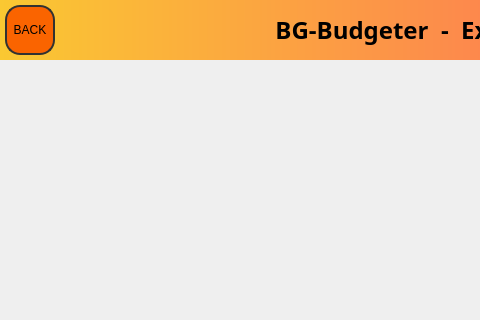
BenSGrant/BG-Budgeter, file QtUiFiles/budgeter.ui: the form before one commit; both pictures show x 0 to 480 and y 0 to 320 of the 900 by 600 pixel window.
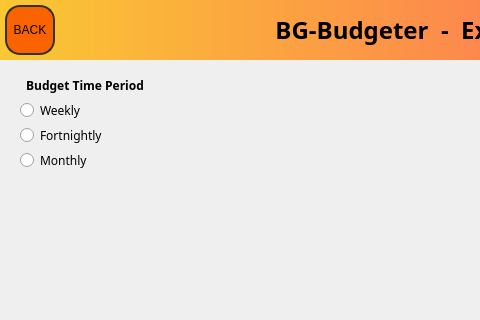
The form after the commit. The open tabs and pages were chosen to show the change.

Commit message: options page features

The edit to the form file:
```diff
--- a/QtUiFiles/budgeter.ui
+++ b/QtUiFiles/budgeter.ui
@@ -431,6 +431,84 @@
       <string>BACK</string>
      </property>
     </widget>
+    <widget class="QRadioButton" name="weeklyBudgetRadioButton">
+     <property name="geometry">
+      <rect>
+       <x>20</x>
+       <y>100</y>
+       <width>100</width>
+       <height>20</height>
+      </rect>
+     </property>
+     <property name="font">
+      <font>
+       <family>Trebuchet MS</family>
+      </font>
+     </property>
+     <property name="text">
+      <string>Weekly</string>
+     </property>
+    </widget>
+    <widget class="QRadioButton" name="fortnightlyBudgetRadioButton">
+     <property name="geometry">
+      <rect>
+       <x>20</x>
+       <y>125</y>
+       <width>100</width>
+       <height>20</height>
+      </rect>
+     </property>
+     <property name="font">
+      <font>
+       <family>Trebuchet MS</family>
+      </font>
+     </property>
+     <property name="text">
+      <string>Fortnightly</string>
+     </property>
+    </widget>
+    <widget class="QLabel" name="label">
+     <property name="geometry">
+      <rect>
+       <x>10</x>
+       <y>70</y>
+       <width>150</width>
+       <height>30</height>
+      </rect>
+     </property>
+     <property name="font">
+      <font>
+       <family>Trebuchet MS</family>
+       <pointsize>9</pointsize>
+       <weight>75</weight>
+       <bold>true</bold>
+      </font>
+     </property>
+     <property name="text">
+      <string>Budget Time Period</string>
+     </property>
+     <property name="alignment">
+      <set>Qt::AlignCenter</set>
+     </property>
+    </widget>
+    <widget class="QRadioButton" name="monthlyBudgetRadioButton">
+     <property name="geometry">
+      <rect>
+       <x>20</x>
+       <y>150</y>
+       <width>100</width>
+       <height>20</height>
+      </rect>
+     </property>
+     <property name="font">
+      <font>
+       <family>Trebuchet MS</family>
+      </font>
+     </property>
+     <property name="text">
+      <string>Monthly</string>
+     </property>
+    </widget>
    </widget>
    <widget class="QWidget" name="viewBudgetPage">
     <widget class="QLabel" name="viewBudgetPageTtl">
```
The commit also changes 1 other file.
